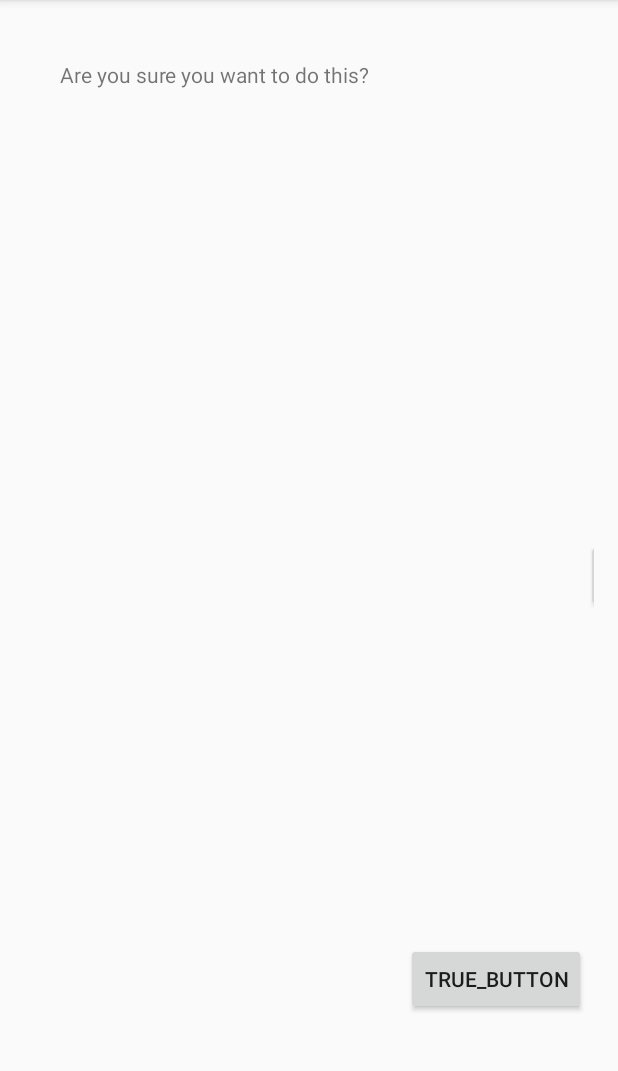
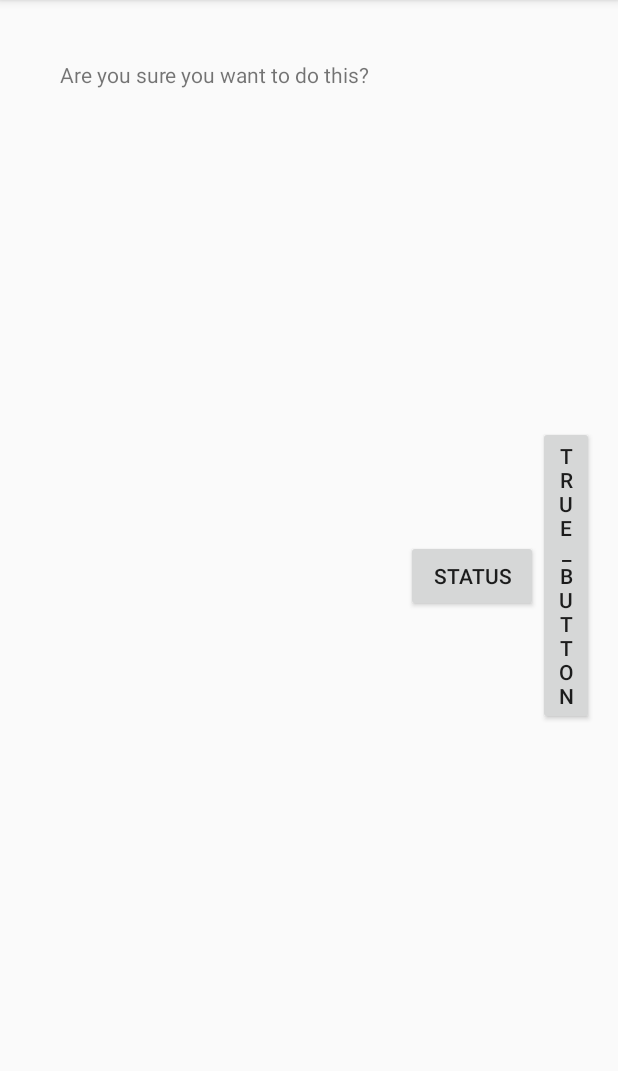
Before and after one commit to mgw1992/JavaQuiz, an Android app: the CheatActivity screen opened directly, with no data from a screen before it, on a phone screen of 412 x 824 dp, the part 84-1155 px from its top. Run offline under Robolectric (Android 15) with nearby library versions, the phone set to English and light mode, and no system bars; 6 statements that could not run were skipped.

Commit message:
What I was able to do on Week 5 Homework

```diff
--- a/app/src/main/java/com/example/dad/javaquiz/CheatActivity.java
+++ b/app/src/main/java/com/example/dad/javaquiz/CheatActivity.java
@@ -34,6 +34,7 @@ public class CheatActivity extends AppCompatActivity {
      * See https://g.co/AppIndexing/AndroidStudio for more information.
      */
     private GoogleApiClient mClient;
+    private Button status_button;
 
 
     public static Intent newIntent(Context packageContext, boolean answerIsTrue) {
@@ -135,6 +136,17 @@ public class CheatActivity extends AppCompatActivity {
         updateQuestion();
 
 
+        status_button = (Button) findViewById(R.id.status_button);
+        status_button.setOnClickListener(new View.OnClickListener(){
+            @Override
+            public void onClick(View v) {
+                Toast.makeText(CheatActivity.this,
+                        R.string.status_toast,
+                        Toast.LENGTH_LONG).show();
+            }
+        });
+
+
         // ATTENTION: This was auto-generated to implement the App Indexing API.
         // See https://g.co/AppIndexing/AndroidStudio for more information.
         mClient = new GoogleApiClient.Builder(this).addApi(AppIndex.API).build();
--- a/app/src/main/java/com/example/dad/javaquiz/MainActivity.java
+++ b/app/src/main/java/com/example/dad/javaquiz/MainActivity.java
@@ -37,6 +37,9 @@ public class MainActivity extends AppCompatActivity {
             new Question(R.string.bitwise, false),
             new Question(R.string.switchstatment, false),
             new Question(R.string.breakstatment, false),
+            new Question(R.string.variables, false),
+            new Question(R.string.arraystorage, false),
+            new Question(R.string.passingarrayelements, true),
     };
 
     private int mCurrentIndex = 0;
--- a/app/src/main/res/layout/activity_cheat.xml
+++ b/app/src/main/res/layout/activity_cheat.xml
@@ -18,16 +18,22 @@
     <Button
         android:layout_width="wrap_content"
         android:layout_height="wrap_content"
+        android:text="Status"
+        android:id="@+id/status_button"
+        android:layout_gravity="center_vertical" />
+
+    <Button
+        android:layout_width="wrap_content"
+        android:layout_height="wrap_content"
         android:text="true_button"
         android:id="@+id/true_button"
-        android:layout_gravity="bottom" />
+        android:layout_gravity="center_vertical" />
 
     <Button
         android:layout_width="142dp"
         android:layout_height="wrap_content"
         android:text="false_button"
-        android:id="@+id/false_button"
-        android:layout_gravity="center_vertical" />
+        android:id="@+id/false_button" />
 
     <TextView
         android:id="@+id/answer_text_view"
--- a/app/src/main/res/values/strings.xml
+++ b/app/src/main/res/values/strings.xml
@@ -9,11 +9,15 @@
     <string name="bitwise">All bitwise operations are carried out with the same level of precedence in Java</string>
     <string name="switchstatment">The "switch" selection structure must end with the default case</string>
     <string name="breakstatment">A break statement must always be present in the default case of a "switch" selection structure</string>
+    <string name="variables">Variables declared inside a for loop are limited in scope to the loop</string>
+    <string name="arraystorage">An array in the Java programming language has the ability to store many different types of values</string>
+    <string name="passingarrayelements">An individual array element from an array of type int, when passed to a method is passed by value</string>
     <string name="congratulations_toast">Congratulations!!!</string>
     <string name="warning_text">Are you sure you want to do this?</string>
     <string name="show_answer_button">Show Answer</string>
     <string name="cheat_button">Cheat!</string>
     <string name="judgment_toast">Cheating is wrong.</string>
+    <string name="status_toast">"You Answered" +count++  "questions correct"</string>
     <string name="next_button" />
     <string name="true_button" />
     <string name="false_button" />
```
